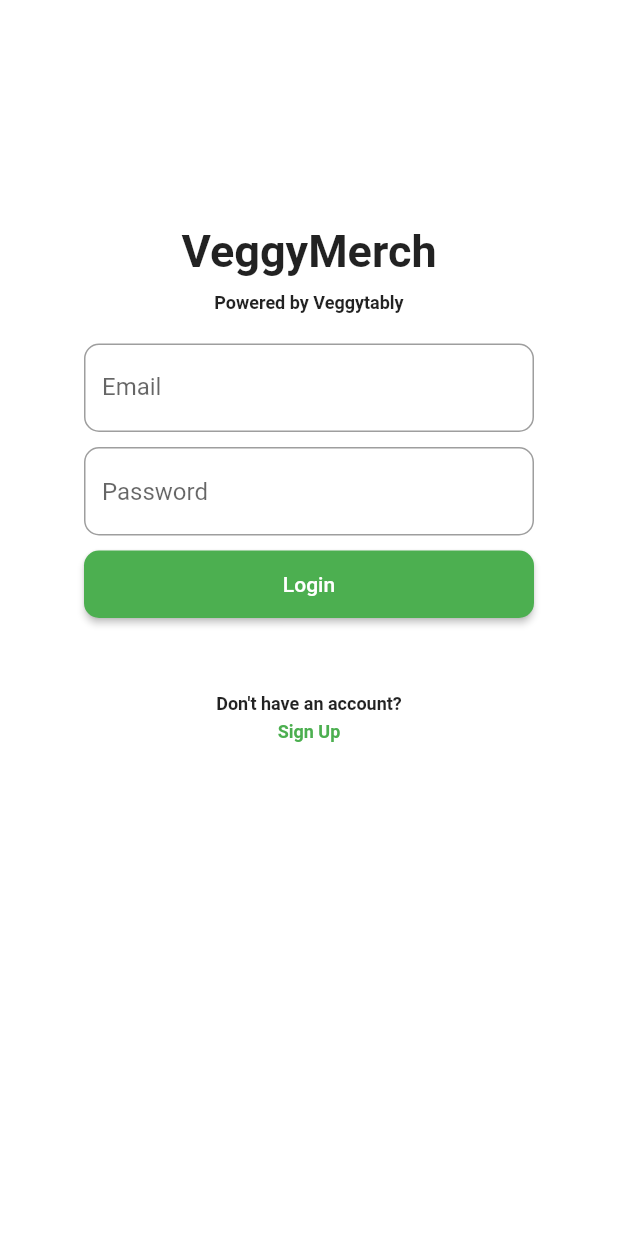
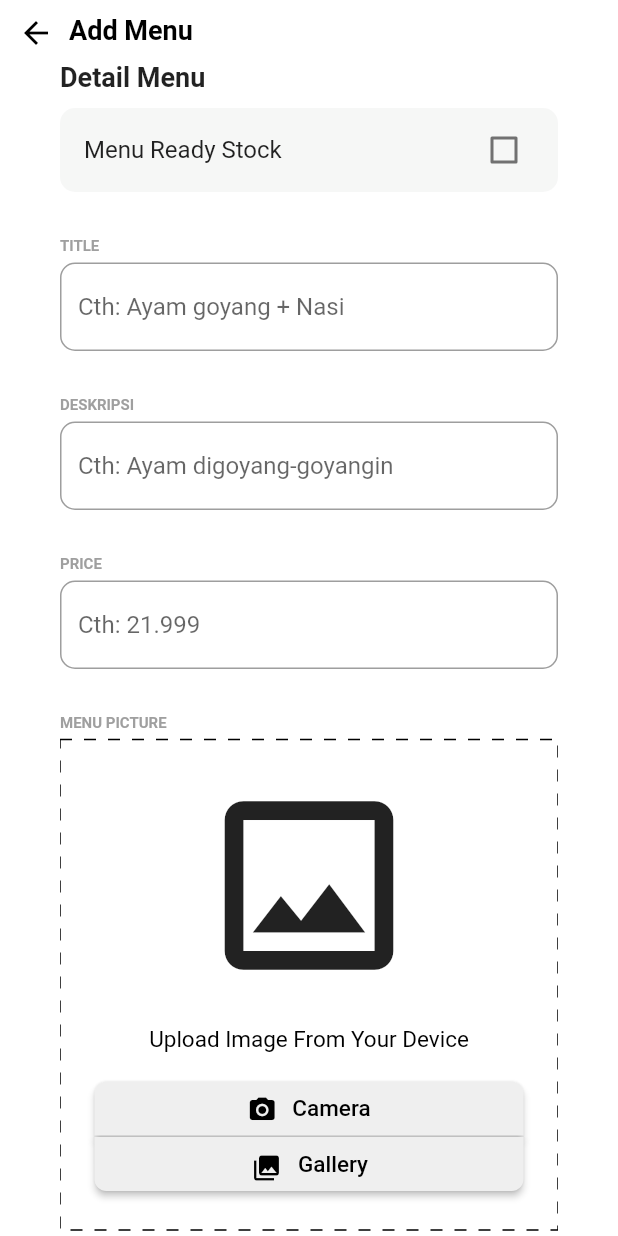
Before and after one commit to Lejhat-Bergijhi/veggytably-merchant, a Flutter app: the screen it shows after launch, on a phone screen of 412 x 824 dp. Run offline on Flutter 3.47's test engine with Material 2 defaults, Android fonts, the phone set to English and light mode, and no system bars; drawn by our look-alikes of dotted_border; our stand-ins replace email_validator, flutter_secure_storage, get, image_picker; Roboto replaces fonts that are missing (Rubik).

Commit message:
baru dasar banget buat add menu

```diff
--- a/lib/main.dart
+++ b/lib/main.dart
@@ -4,6 +4,7 @@ import 'views/login_page.dart';
 import 'views/signup_page.dart';
 import 'views/home_page.dart';
 import 'views/profile_page.dart';
+import 'views/addmenu_page.dart';
 
 
 void main() {
@@ -17,7 +18,7 @@ class MainApp extends StatelessWidget {
   Widget build(BuildContext context) {
     return const GetMaterialApp(
       debugShowCheckedModeBanner: false,
-      home: LoginPage(),
+      home: AddMenu(),
     );
   }
 }
--- /dev/null
+++ b/lib/views/addmenu_page.dart
@@ -0,0 +1,339 @@
+import 'dart:ui';
+
+import 'package:flutter/material.dart';
+import 'package:get/get.dart';
+import 'package:vegytably_merchant/views/home_page.dart';
+import 'package:vegytably_merchant/widgets/bottom_navbar.dart';
+import 'package:vegytably_merchant/widgets/profile_menu.dart';
+import 'package:vegytably_merchant/widgets/upload_pic.dart';
+import 'package:vegytably_merchant/widgets/input_text.dart';
+import 'package:dotted_border/dotted_border.dart';
+import '../widgets/menu_checkbox.dart';
+
+
+class AddMenu extends StatelessWidget {
+  const AddMenu({super.key});
+
+  @override
+  Widget build(BuildContext context) {
+    TextEditingController nameFoodController = TextEditingController();
+    TextEditingController descController = TextEditingController();
+    TextEditingController priceController = TextEditingController();
+    return Scaffold(
+      appBar: AppBar(
+
+        backgroundColor: Colors.white,
+        elevation: 0,
+        leading: GestureDetector(
+          onTap: () {
+
+              Get.offAll(() => HomePage(), transition: Transition.fade);
+            },
+          child: Container(
+            padding: const EdgeInsets.only(left: 12.0, top: 10),
+            child:Icon(Icons.arrow_back, color: Colors.black),
+
+
+          ),
+        ),
+        title: Container(
+          padding: const EdgeInsets.only(top: 10),
+          child: Text(
+            "Add Menu",
+            style: TextStyle(
+              color: Colors.black,
+              fontSize: 18,
+              fontWeight: FontWeight.bold,
+            ),
+          ),
+        ),
+        toolbarHeight: 30,
+        leadingWidth: 30,
+
+      ),
+      backgroundColor: Color.fromRGBO(255, 255, 255, 1),
+      body: Container(
+        padding: EdgeInsets.only(top: 11, left: 40, right: 40),
+        child: ListView(
+          physics: BouncingScrollPhysics(),
+          children: [
+
+            Container(
+                    alignment: Alignment.centerLeft,
+                    child: const Text(
+                      'Detail Menu',
+                      style: TextStyle(
+                        fontSize: 18,
+                        fontWeight: FontWeight.bold,
+                      ),
+                    ),
+                  ),
+              SizedBox(height: 10),
+
+               Container(
+              padding: const EdgeInsets.symmetric(horizontal: 0),
+              child: ListView(
+                shrinkWrap: true,
+                children: [
+                  MenuCheckbox('Menu Ready Stock'),
+                ],
+              ),
+            ),
+            SizedBox(height: 30),
+
+             Column(
+              crossAxisAlignment: CrossAxisAlignment.start,
+              children: [
+                Text(
+                    "TITLE",
+                    style: TextStyle(
+                        color: Color(0xff9f9f9f),
+                        fontSize: 10,
+                        fontFamily: "Rubik",
+                        fontWeight: FontWeight.w600,
+                    ),
+                    textAlign: TextAlign.left,
+                ),
+                SizedBox(height: 5),
+                Container(
+                  // width: 300,
+                  child: InputTextField(
+                    nameFoodController,
+                    'Cth: Ayam goyang + Nasi',
+                  ),
+                ),
+                SizedBox(height: 30),
+                Text(
+                    "DESKRIPSI",
+                    style: TextStyle(
+                        color: Color(0xff9f9f9f),
+                        fontSize: 10,
+                        fontFamily: "Rubik",
+                        fontWeight: FontWeight.w600,
+                    ),
+                    textAlign: TextAlign.left,
+                ),
+                SizedBox(height: 5),
+                Container(
+                  // width: 300,
+                  child: InputTextField(
+                    descController,
+                    'Cth: Ayam digoyang-goyangin',
+                  ),
+                ),
+                SizedBox(height: 30),
+                Text(
+                    "PRICE",
+                    style: TextStyle(
+                        color: Color(0xff9f9f9f),
+                        fontSize: 10,
+                        fontFamily: "Rubik",
+                        fontWeight: FontWeight.w600,
+                    ),
+                    textAlign: TextAlign.left,
+                ),
+                SizedBox(height: 5),
+                Container(
+                  // width: 300,
+                  child: InputTextField(
+                    priceController,
+                    'Cth: 21.999',
+                  ),
+                ),
+                SizedBox(height: 30),
+
+                Text(
+                    "MENU PICTURE",
+                    style: TextStyle(
+                        color: Color(0xff9f9f9f),
+                        fontSize: 10,
+                        fontFamily: "Rubik",
+                        fontWeight: FontWeight.w600,
+                    ),
+                    textAlign: TextAlign.left,
+                ),
+
+                Container(
+              padding: EdgeInsets.symmetric(horizontal: 40),
+              child: Column(
+                children: [],
+              ),
+            ),
+            SizedBox(height: 5),
+            Container(
+              width: MediaQuery.of(context).size.width - 40 * 2,
+              child: DottedBorder(
+                dashPattern: [8, 8],
+                radius: Radius.circular(8),
+                child: Container(
+                    alignment: Alignment.center,
+                    child: Column(
+                        mainAxisAlignment: MainAxisAlignment.center,
+                        children: [
+                          SizedBox(
+                            height: 20,
+                          ),
+                          // Profile Image preview
+                          Icon(
+                            Icons.image_outlined,
+                            size: 150,
+                          ),
+                          SizedBox(height: 19),
+                          Text(
+                            "Upload Image From Your Device",
+                            style: TextStyle(
+                              color: Colors.black,
+                              fontSize: 15,
+                            ),
+                          ),
+                          SizedBox(height: 19),
+                          // Camera Button
+                          Container(
+                            width: MediaQuery.of(context).size.width -
+                                40 * 2 -
+                                23 * 2,
+                            height: 36,
+                            child: ElevatedButton(
+                              style: ElevatedButton.styleFrom(
+                                primary: Color(0xffefefef),
+                                shape: RoundedRectangleBorder(
+                                  borderRadius: BorderRadius.only(
+                                    topLeft: Radius.circular(8),
+                                    topRight: Radius.circular(8),
+                                  ),
+                                ),
+                              ),
+                              onPressed: () {  },
+                              child: Row(
+                                crossAxisAlignment: CrossAxisAlignment.center,
+                                children: [
+                                  Spacer(),
+                                  Container(
+                                      width: 20,
+                                      height: 18,
+                                      decoration: BoxDecoration(
+                                        borderRadius: BorderRadius.circular(8),
+                                      ),
+                                      child: Icon(
+                                        Icons.camera_alt,
+                                        color: Color.fromARGB(255, 0, 0, 0),
+                                        size: 20,
+                                      )),
+                                  SizedBox(width: 10),
+                                  Text(
+                                    "Camera",
+                                    textAlign: TextAlign.center,
+                                    style: TextStyle(
+                                      color: Colors.black,
+                                      fontSize: 15,
+                                    ),
+                                  ),
+                                  Spacer(),
+                                ],
+                              ),
+                            ),
+                          ),
+                          SizedBox(height: 1),
+                          Container(
+                              width: MediaQuery.of(context).size.width -
+                                  40 * 2 -
+                                  23 * 2,
+                              height: 36,
+                              child: ElevatedButton(
+                                style: ElevatedButton.styleFrom(
+                                  primary: Color(0xffefefef),
+                                  shape: RoundedRectangleBorder(
+                                    borderRadius: BorderRadius.only(
+                                      bottomLeft: Radius.circular(8),
+                                      bottomRight: Radius.circular(8),
+                                    ),
+                                  ),
+                                ),
+                                onPressed: () {  },
+                                child: Row(
+                                  crossAxisAlignment: CrossAxisAlignment.center,
+                                  children: [
+                                    Spacer(),
+                                    Container(
+                                        width: 22,
+                                        height: 15,
+                                        child: Icon(
+                                          Icons.photo_library,
+                                          color: Color.fromARGB(255, 0, 0, 0),
+                                          size: 20,
+                                        )),
+                                    SizedBox(width: 10),
+                                    Text(
+                                      "Gallery",
+                                      textAlign: TextAlign.center,
+                                      style: TextStyle(
+                                        color: Colors.black,
+                                        fontSize: 15,
+                                      ),
+                                    ),
+                                    Spacer(),
+                                  ],
+                                ),
+                              )),
+                          SizedBox(height: 24),
+                        ])),
+              ),
+            ),
+
+
+              ],
+            ),
+            // Input Email or Telephone Number
+            SizedBox(height: 10),
+
+            // Login button
+            Container(
+              width: 300,
+              height: 45,
+              child: ElevatedButton(
+                onPressed: () {
+                  Get.offAll(() => HomePage(), transition: Transition.fade);
+                  // emailController.clear();
+                  // passwordController.clear();
+                },
+                child: Text(
+                  'Add Menu',
+                  style: TextStyle(
+                    fontWeight: FontWeight.bold,
+                  ),
+                ),
+                style: ElevatedButton.styleFrom(
+                  primary: Color(0xff70cb88),
+                  shape: RoundedRectangleBorder(
+                    borderRadius: BorderRadius.circular(8),
+                  ),
+                ),
+              ),
+            ),
+            SizedBox(height: 40),
+         ],
+        ),
+      ),
+      // bottomNavigationBar: Container(
+      //       height: 87.7,
+      //       decoration: BoxDecoration(
+
+      //           borderRadius: BorderRadius.only(topLeft: Radius.circular(25.50), topRight: Radius.circular(25.50), bottomLeft: Radius.circular(0), bottomRight: Radius.circular(0), ),
+
+      //           boxShadow: [
+      //           BoxShadow(color: Color.fromRGBO(0,0,0,230), spreadRadius: 0, blurRadius: 20),
+      //           ],
+
+      //       ),
+
+      //       child: ClipRRect(
+
+
+      //           borderRadius: BorderRadius.only(topLeft: Radius.circular(25.50), topRight: Radius.circular(25.50), bottomLeft: Radius.circular(0), bottomRight: Radius.circular(0), ),
+
+      //           child: CustomBottomNavigationBar(initialIndex: 3),
+      //       )
+      // )
+    );
+  }
+}
--- /dev/null
+++ b/lib/widgets/menu_checkbox.dart
@@ -0,0 +1,33 @@
+import 'package:flutter/material.dart';
+import 'package:get/get_rx/src/rx_types/rx_types.dart';
+import 'package:get/get_state_manager/src/rx_flutter/rx_obx_widget.dart';
+
+class MenuCheckbox extends StatelessWidget {
+  final String content;
+  final RxBool isChecked = false.obs;
+  MenuCheckbox(
+    this.content, {
+    super.key,
+  });
+
+  @override
+  Widget build(BuildContext context) {
+    return Container(
+      width: 300,
+      decoration: BoxDecoration(
+        color: const Color.fromARGB(255, 171, 174, 171).withOpacity(0.1),
+        borderRadius: BorderRadius.circular(10),
+      ),
+      child: Obx(
+        () => CheckboxListTile(
+          title: Text(content),
+          controlAffinity: ListTileControlAffinity.trailing,
+          value: isChecked.value,
+          onChanged: (bool? value) {
+            isChecked.value = !isChecked.value;
+          },
+        ),
+      )
+    );
+  }
+}
--- a/lib/widgets/upload_pic.dart
+++ b/lib/widgets/upload_pic.dart
@@ -63,7 +63,7 @@ class _UploadPicState extends State<UploadPic> {
                     ),
                     // Profile Image preview
                     Image.asset(
-                      "images/img_dummy.png",
+                      "assets/images/img_dummy.png",
                       width: 130,
                       height: 104,
                     ),
@@ -105,7 +105,7 @@ class _UploadPicState extends State<UploadPic> {
                                   borderRadius: BorderRadius.circular(8),
                                 ),
                                 child: Image.asset(
-                                  "images/camera.png",
+                                  "assets/images/camera.png",
                                   fit: BoxFit.none,
                                 )),
                             SizedBox(width: 10),
@@ -148,9 +148,9 @@ class _UploadPicState extends State<UploadPic> {
                                   width: 22,
                                   height: 15,
                                   child: Image.asset(
-                                    "images/gallery.png",
-                                    fit: BoxFit.none,)
-                              ),
+                                    "assets/images/gallery.png",
+                                    fit: BoxFit.none,
+                                  )),
                               SizedBox(width: 10),
                               Text(
                                 "Gallery",
@@ -161,7 +161,6 @@ class _UploadPicState extends State<UploadPic> {
                                 ),
                               ),
                               Spacer(),
-
                             ],
                           ),
                         )),
```
Also changed, not shown: pubspec.lock.
